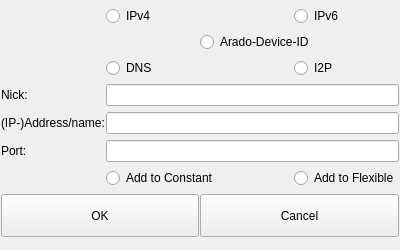
First picture: the form in ui/address-input.ui, repository berndhs/arado, before the edit.
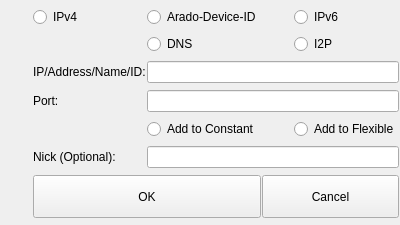
Second picture: the form after the edit. Icons and pictures are not drawn.

Commit message: new layout, more intuitive, as the nic is optional in the end. radio button of device ID needs to be disabled if other button is on... tbd

The edit to the form file:
```diff
--- a/ui/address-input.ui
+++ b/ui/address-input.ui
@@ -7,37 +7,14 @@
     <x>0</x>
     <y>0</y>
     <width>400</width>
-    <height>250</height>
+    <height>225</height>
    </rect>
   </property>
   <property name="windowTitle">
    <string>Add Device-IP to start a connection</string>
   </property>
   <layout class="QGridLayout" name="gridLayout">
-   <item row="0" column="0">
-    <widget class="QLabel" name="label_3">
-     <property name="toolTip">
-      <string>Insert IP-Adress and Port of your device you want to connect to. Be sure the port of the remote device is forwarded in the remote Nat/Router.</string>
-     </property>
-     <property name="text">
-      <string/>
-     </property>
-     <property name="pixmap">
-      <pixmap resource="../arado.qrc">:/images/server.png</pixmap>
-     </property>
-    </widget>
-   </item>
-   <item row="0" column="1" colspan="2">
-    <widget class="QRadioButton" name="ipv4Button">
-     <property name="text">
-      <string>IPv4</string>
-     </property>
-     <attribute name="buttonGroup">
-      <string>typeGroup</string>
-     </attribute>
-    </widget>
-   </item>
-   <item row="0" column="3">
+   <item row="0" column="4">
     <widget class="QRadioButton" name="ipv6Button">
      <property name="text">
       <string>IPv6</string>
@@ -47,57 +24,17 @@
      </attribute>
     </widget>
    </item>
-   <item row="4" column="0">
+   <item row="8" column="1">
     <widget class="QLabel" name="label_4">
      <property name="text">
-      <string>Nick:</string>
+      <string>Nick (Optional):</string>
      </property>
     </widget>
    </item>
-   <item row="4" column="1" colspan="3">
+   <item row="8" column="2" colspan="3">
     <widget class="QLineEdit" name="nickEdit"/>
    </item>
-   <item row="5" column="0">
-    <widget class="QLabel" name="label">
-     <property name="text">
-      <string>(IP-)Address/name:</string>
-     </property>
-    </widget>
-   </item>
-   <item row="5" column="1" colspan="3">
-    <widget class="QLineEdit" name="addressEdit"/>
-   </item>
-   <item row="6" column="0">
-    <widget class="QLabel" name="label_2">
-     <property name="text">
-      <string>Port:</string>
-     </property>
-    </widget>
-   </item>
-   <item row="6" column="1" colspan="3">
-    <widget class="QLineEdit" name="portEdit"/>
-   </item>
-   <item row="7" column="1" colspan="2">
-    <widget class="QRadioButton" name="constantButton">
-     <property name="text">
-      <string>Add to Constant</string>
-     </property>
-     <attribute name="buttonGroup">
-      <string>levelGroup</string>
-     </attribute>
-    </widget>
-   </item>
-   <item row="7" column="3">
-    <widget class="QRadioButton" name="flexibleButton">
-     <property name="text">
-      <string>Add to Flexible</string>
-     </property>
-     <attribute name="buttonGroup">
-      <string>levelGroup</string>
-     </attribute>
-    </widget>
-   </item>
-   <item row="8" column="2" colspan="2">
+   <item row="12" column="3" colspan="2">
     <widget class="QPushButton" name="cancelButton">
      <property name="minimumSize">
       <size>
@@ -120,7 +57,7 @@
      </property>
     </widget>
    </item>
-   <item row="2" column="3">
+   <item row="4" column="4">
     <widget class="QRadioButton" name="i2pButton">
      <property name="text">
       <string>I2P</string>
@@ -130,7 +67,7 @@
      </attribute>
     </widget>
    </item>
-   <item row="8" column="0" colspan="2">
+   <item row="12" column="1" colspan="2">
     <widget class="QPushButton" name="okButton">
      <property name="minimumSize">
       <size>
@@ -153,7 +90,7 @@
      </property>
     </widget>
    </item>
-   <item row="2" column="1">
+   <item row="4" column="2">
     <widget class="QRadioButton" name="dnsButton">
      <property name="text">
       <string>DNS</string>
@@ -163,13 +100,92 @@
      </attribute>
     </widget>
    </item>
-   <item row="1" column="2" colspan="2">
-    <widget class="QRadioButton" name="radioButton">
+   <item row="8" column="0">
+    <spacer name="horizontalSpacer">
+     <property name="orientation">
+      <enum>Qt::Horizontal</enum>
+     </property>
+     <property name="sizeType">
+      <enum>QSizePolicy::Minimum</enum>
+     </property>
+     <property name="sizeHint" stdset="0">
+      <size>
+       <width>9</width>
+       <height>20</height>
+      </size>
+     </property>
+    </spacer>
+   </item>
+   <item row="5" column="1">
+    <widget class="QLabel" name="label">
+     <property name="text">
+      <string>IP/Address/Name/ID:</string>
+     </property>
+    </widget>
+   </item>
+   <item row="5" column="2" colspan="3">
+    <widget class="QLineEdit" name="addressEdit"/>
+   </item>
+   <item row="6" column="1">
+    <widget class="QLabel" name="label_2">
+     <property name="text">
+      <string>Port:</string>
+     </property>
+    </widget>
+   </item>
+   <item row="6" column="2" colspan="3">
+    <widget class="QLineEdit" name="portEdit"/>
+   </item>
+   <item row="7" column="2">
+    <widget class="QRadioButton" name="constantButton">
+     <property name="text">
+      <string>Add to Constant</string>
+     </property>
+     <attribute name="buttonGroup">
+      <string>levelGroup</string>
+     </attribute>
+    </widget>
+   </item>
+   <item row="7" column="4">
+    <widget class="QRadioButton" name="flexibleButton">
+     <property name="text">
+      <string>Add to Flexible</string>
+     </property>
+     <attribute name="buttonGroup">
+      <string>levelGroup</string>
+     </attribute>
+    </widget>
+   </item>
+   <item row="5" column="0">
+    <widget class="QLabel" name="label_3">
+     <property name="toolTip">
+      <string>Insert IP-Adress and Port of your device you want to connect to. Be sure the port of the remote device is forwarded in the remote Nat/Router.</string>
+     </property>
+     <property name="text">
+      <string/>
+     </property>
+     <property name="pixmap">
+      <pixmap resource="../arado.qrc">:/images/server.png</pixmap>
+     </property>
+    </widget>
+   </item>
+   <item row="0" column="2">
+    <widget class="QRadioButton" name="deviceidButton">
      <property name="text">
       <string>Arado-Device-ID</string>
      </property>
     </widget>
    </item>
+   <item row="0" column="1">
+    <widget class="QRadioButton" name="ipv4Button">
+     <property name="text">
+      <string>IPv4</string>
+     </property>
+     <attribute name="buttonGroup">
+      <string>typeGroup</string>
+     </attribute>
+    </widget>
+   </item>
   </layout>
  </widget>
  <layoutdefault spacing="1" margin="1"/>
```
